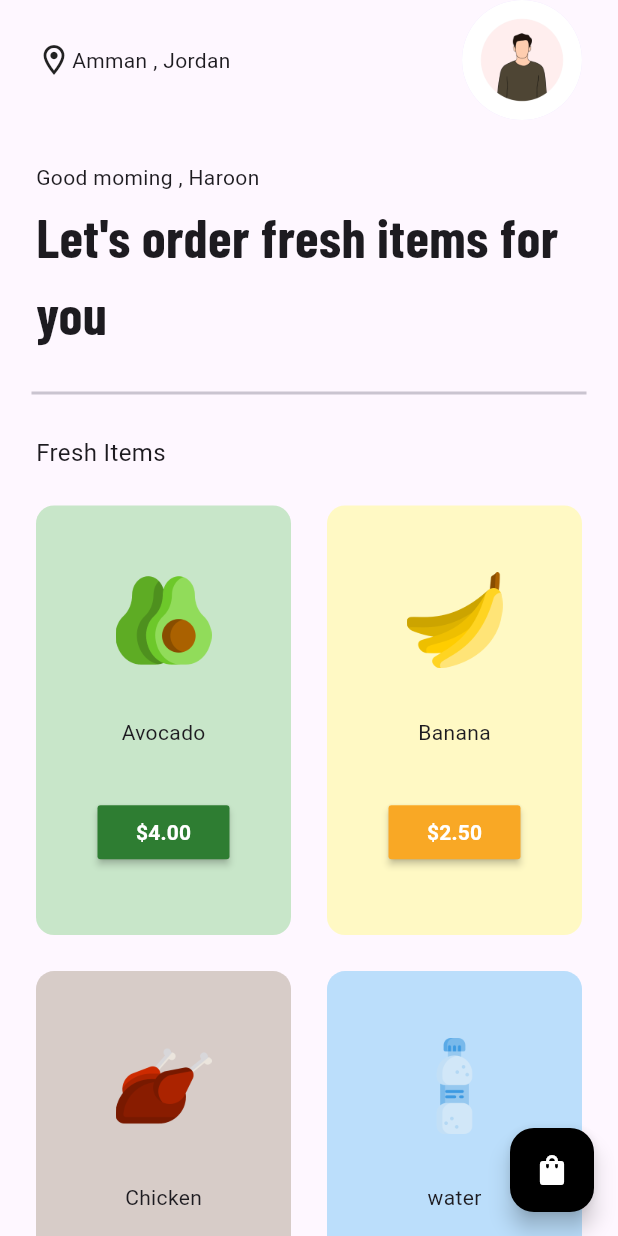
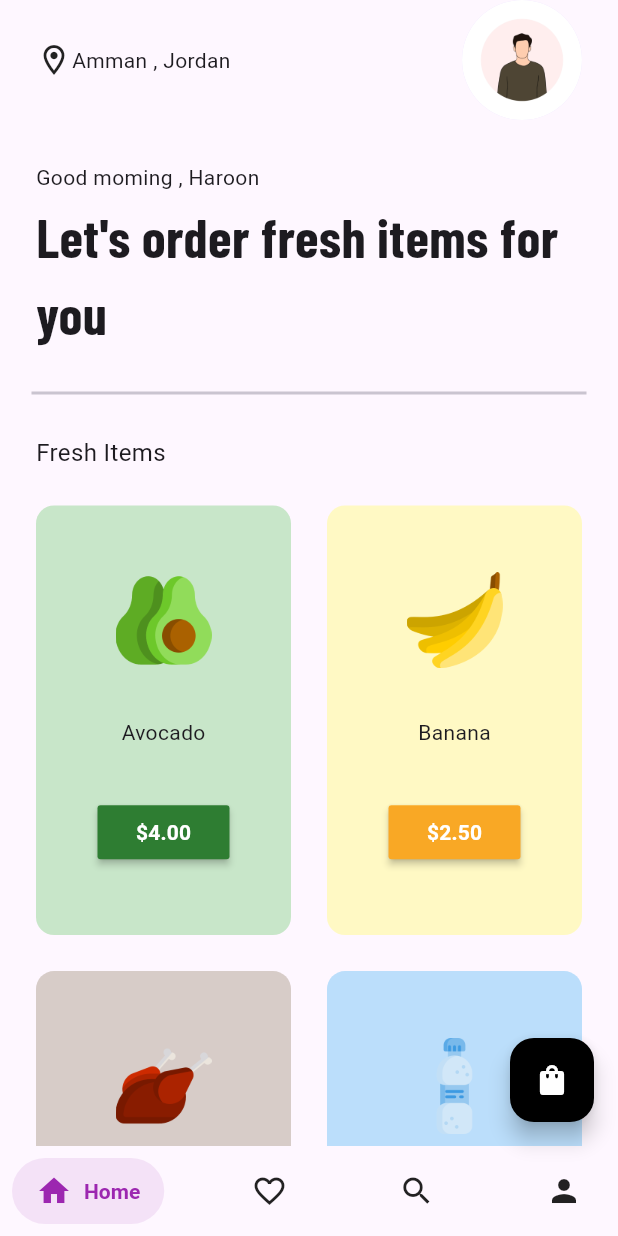
Before and after one commit to HAROONABUTABAR/cart_app, a Flutter app: the screen it shows after launch, after a tap on "Get Started", on a phone screen of 412 x 824 dp. Run offline on Flutter 3.47's test engine with Material 3 defaults, Android fonts, the phone set to English and light mode, and no system bars; drawn by our look-alikes of salomon_bottom_bar; our stand-ins replace google_fonts.

Commit message:
first commit

```diff
--- a/lib/page/intro_page/intro_page.dart
+++ b/lib/page/intro_page/intro_page.dart
@@ -1,7 +1,9 @@
 import 'package:flutter/material.dart';
+import 'package:grocery_shop_app/page/home_page/home_page.dart';
 import 'package:grocery_shop_app/page/intro_page/widget/logo_intro_section.dart';
 import 'package:grocery_shop_app/page/intro_page/widget/sub_title_intro_section.dart';
 import 'package:grocery_shop_app/page/intro_page/widget/title_intro_section.dart';
+import 'package:salomon_bottom_bar/salomon_bottom_bar.dart';
 
 import 'widget/button_intor_section.dart';
 
@@ -27,3 +29,40 @@ class IntroPage extends StatelessWidget {
     );
   }
 }
+
+class MainBottonNavBar extends StatelessWidget {
+  const MainBottonNavBar({super.key});
+
+  @override
+  Widget build(BuildContext context) {
+    return Scaffold(
+      body: HomePage(),
+      bottomNavigationBar: SalomonBottomBar(items: [
+        SalomonBottomBarItem(
+          icon: Icon(Icons.home),
+          title: Text("Home"),
+          selectedColor: Colors.purple,
+        ),
+        SalomonBottomBarItem(
+          icon: Icon(Icons.favorite_border),
+          title: Text("Likes"),
+          selectedColor: Colors.pink,
+        ),
+
+        /// Search
+        SalomonBottomBarItem(
+          icon: Icon(Icons.search),
+          title: Text("Search"),
+          selectedColor: Colors.orange,
+        ),
+
+        /// Profile
+        SalomonBottomBarItem(
+          icon: Icon(Icons.person),
+          title: Text("Profile"),
+          selectedColor: Colors.teal,
+        ),
+      ]),
+    );
+  }
+}
--- a/lib/page/intro_page/widget/button_intor_section.dart
+++ b/lib/page/intro_page/widget/button_intor_section.dart
@@ -1,4 +1,5 @@
 import 'package:flutter/material.dart';
+import 'package:grocery_shop_app/page/intro_page/intro_page.dart';
 
 import '../../home_page/home_page.dart';
 
@@ -13,7 +14,7 @@ class ButtonIntro extends StatelessWidget {
         onTap: () => Navigator.pushAndRemoveUntil(
             context,
             MaterialPageRoute(
-              builder: (context) => const HomePage(),
+              builder: (context) => const MainBottonNavBar(),
             ),
             (route) => false),
         child: Container(
--- a/pubspec.yaml
+++ b/pubspec.yaml
@@ -15,6 +15,7 @@ dependencies:
   cupertino_icons: ^1.0.2
   google_fonts: ^6.1.0
   provider: ^6.1.1
+  salomon_bottom_bar: ^3.3.2
 
 dev_dependencies:
   flutter_test:
```
Also changed, not shown: pubspec.lock.
